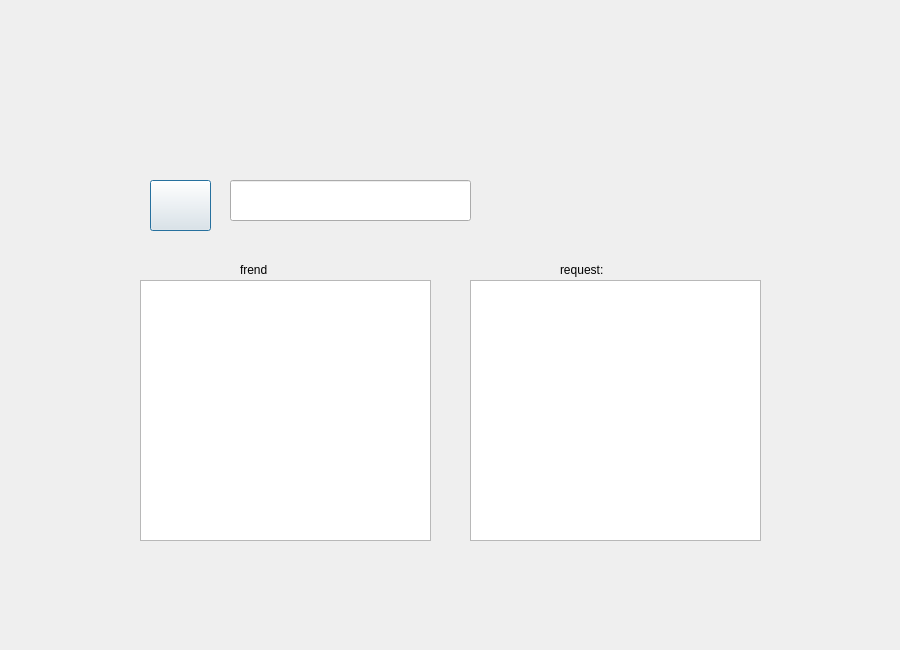
First picture: the form in friendspage.ui, repository mobinaebrahim/Slay-The-Spire, before the edit.
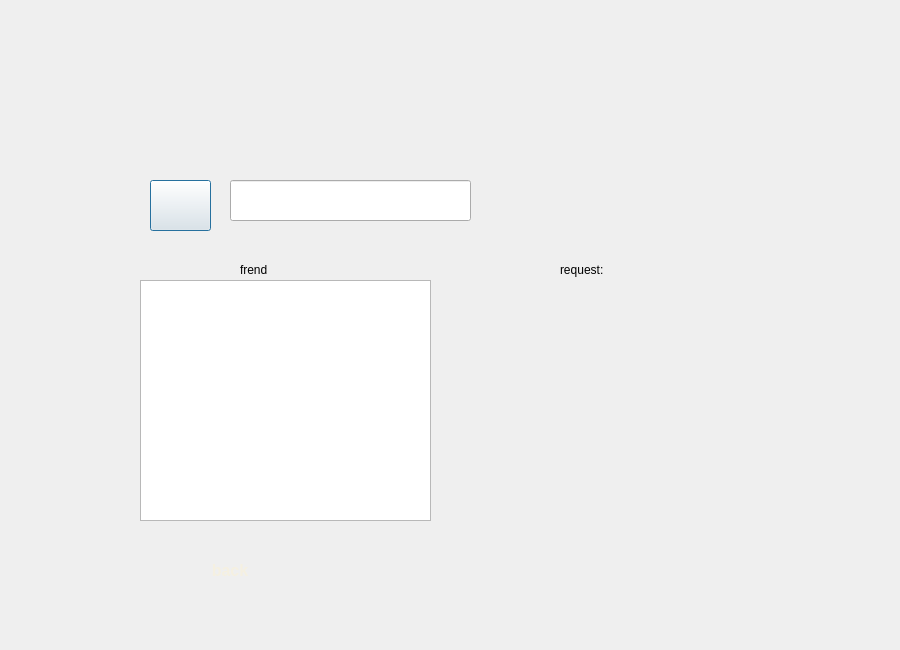
Second picture: the form after the edit. Icons and pictures are not drawn.

Commit message: fix : eddit friendpage gui

The edit to the form file:
```diff
--- a/friendspage.ui
+++ b/friendspage.ui
@@ -89,7 +89,7 @@
      <x>140</x>
      <y>280</y>
      <width>291</width>
-     <height>261</height>
+     <height>241</height>
     </rect>
    </property>
    <property name="styleSheet">
@@ -102,11 +102,15 @@
      <x>470</x>
      <y>280</y>
      <width>291</width>
-     <height>261</height>
+     <height>241</height>
     </rect>
    </property>
    <property name="styleSheet">
-    <string notr="true">border-image: url(:/assets/mainmenu/friend/draggablepanel.png);</string>
+    <string notr="true">QListWidget{
+	border-image: url(:/assets/mainmenu/friend/draggablepanel.png);
+    background-color: transparent;
+    border: none;
+}</string>
    </property>
   </widget>
   <widget class="QLabel" name="label">
@@ -138,6 +142,38 @@
     <string>request:</string>
    </property>
   </widget>
+  <widget class="QPushButton" name="btnBack">
+   <property name="geometry">
+    <rect>
+     <x>140</x>
+     <y>540</y>
+     <width>180</width>
+     <height>60</height>
+    </rect>
+   </property>
+   <property name="styleSheet">
+    <string notr="true">QPushButton#btnBack {
+    border-image: url(:/assets/authpage/back.png) 0 0 0 0 stretch stretch;
+    border: none;
+    background: transparent;
+}
+
+QPushButton
+{
+    font-family: &quot;Marcellus&quot;;
+    font-size: 16px;
+	font-weight:Bold;
+
+    color: rgb(245,240,225);
+
+    background: transparent;
+    border: none;
+}</string>
+   </property>
+   <property name="text">
+    <string>back</string>
+   </property>
+  </widget>
  </widget>
  <resources/>
  <connections/>
```
Left out of the diff: 2 changed lines with no effect on the pictures. The commit also changes 3 other files.
